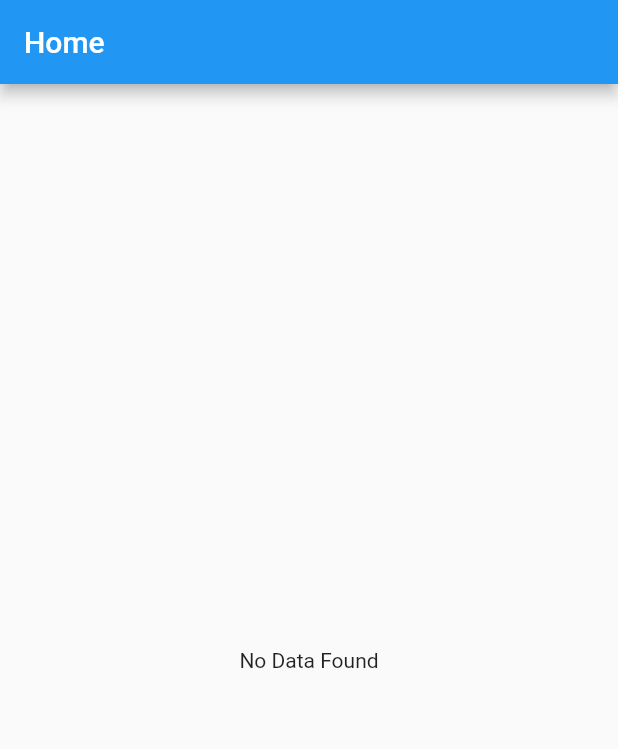
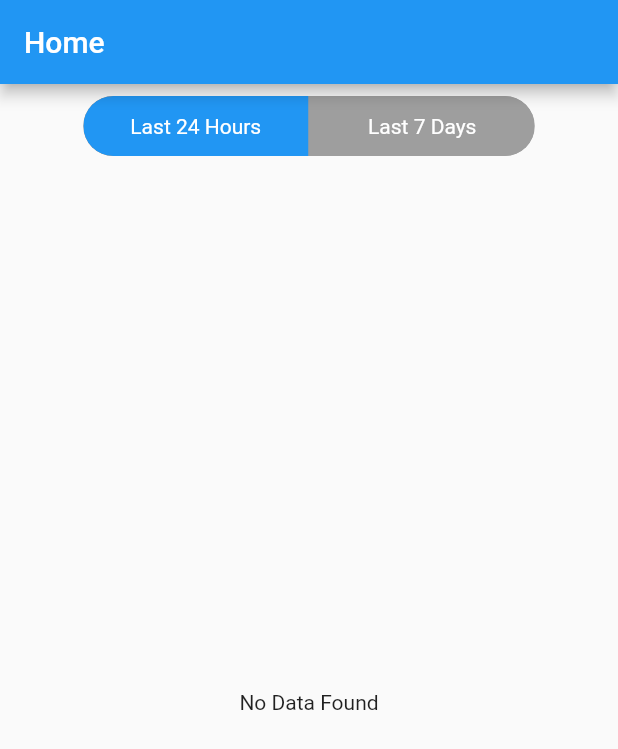
Before and after one commit to haadikhan/whatsapp, a Flutter app: the Home screen opened directly, on a phone screen of 412 x 824 dp. Shown: the top 749 px of the screen. Run offline on Flutter 3.47's test engine with Material 2 defaults, Android fonts, the light colour scheme and no system bars; drawn by our look-alikes of toggle_switch; our stand-ins replace cloud_firestore, firebase_auth, firebase_core; accounts and stored records are empty.

Commit message:
updated code

```diff
--- a/lib/ui_pages/home.dart
+++ b/lib/ui_pages/home.dart
@@ -1,5 +1,6 @@
 import 'package:flutter/material.dart';
 import 'package:flutter/services.dart';
+import 'package:toggle_switch/toggle_switch.dart';
 
 class Home extends StatefulWidget {
   @override
@@ -8,6 +9,8 @@ class Home extends StatefulWidget {
 
 class _HomeState extends State<Home> {
   static const platform = MethodChannel("getUsageDataChannel");
+  int days = 1;
+  int selectedIndex = 0;
 
   @override
   Widget build(BuildContext context) {
@@ -19,11 +22,41 @@ class _HomeState extends State<Home> {
         ),
       ),
       body: Container(
+        child: Column(
+          children: [
+            Container(
+              padding: EdgeInsets.symmetric(vertical: 8.0),
+              child: Row(
+                mainAxisSize: MainAxisSize.max,
+                mainAxisAlignment: MainAxisAlignment.center,
+                children: [
+                  ToggleSwitch(
+                    minWidth: 150,
+                    initialLabelIndex: selectedIndex,
+                    cornerRadius: 20.0,
+                    activeFgColor: Colors.white,
+                    inactiveBgColor: Colors.grey,
+                    inactiveFgColor: Colors.white,
+                    totalSwitches: 2,
+                    labels: ['Last 24 Hours', 'Last 7 Days'],
+                    activeBgColor: [Colors.blue],
+                    onToggle: (index) {
+                      setState(() {
+                        selectedIndex = index;
+                        if (index == 0) days = 1;
+                        if (index == 1) days = 8;
+                      });
+                    },
+                  ),
+                ],
+              ),
+            ),
+            Expanded(
               child: FutureBuilder(
-          future: platform.invokeMethod('GetData'),
+                future: platform.invokeMethod('GetData', {"days": days}),
                 builder: (context, snapshot) {
                   if (snapshot.connectionState == ConnectionState.waiting)
-              return CircularProgressIndicator();
+                    return Center(child: CircularProgressIndicator());
 
                   if (snapshot.data != null) {
                     List<Object?> data = snapshot.data! as List<Object?>;
@@ -41,7 +74,8 @@ class _HomeState extends State<Home> {
                       appData.putIfAbsent(allAppNames[i], () => allAppTimes[i]);
                     }
 
-              appData.removeWhere((key, value) => int.parse(value) < 60000);
+                    appData
+                        .removeWhere((key, value) => int.parse(value) < 10000);
 
                     return ListView(
                       children: List.generate(
@@ -65,6 +99,9 @@ class _HomeState extends State<Home> {
                     child: Text("No Data Found"),
                   );
                 },
+              ),
+            ),
+          ],
         ),
       ),
     );
--- a/pubspec.yaml
+++ b/pubspec.yaml
@@ -29,6 +29,7 @@ dependencies:
   firebase_core: ^1.6.0
   firebase_auth: ^3.1.1
   cloud_firestore: ^2.5.2
+  toggle_switch: ^1.2.0
 
 dev_dependencies:
   flutter_test:
```
Also changed, not shown: pubspec.lock, 1 other file. Lines whose indentation alone changed are shown as unchanged.
